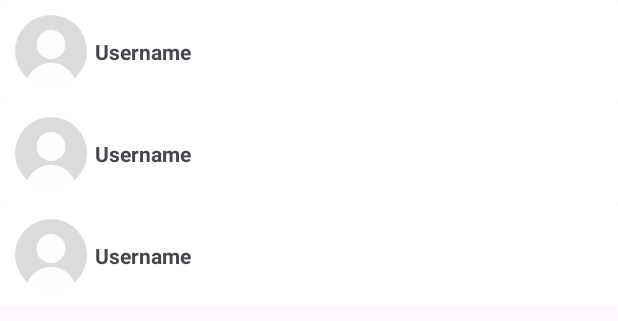
After one commit to AytanGuliyeva/GlobeTrotter, an Android app: the layout fragment_people_visits.xml on its own in the app's theme, with its tools: preview values and no code run, on a phone screen of 412 x 824 dp. The commit adds this screen. Shown: the top 321 px of the screen. Run offline under Robolectric (Android 15) with nearby library versions, the phone set to English and light mode, and no system bars.

Commit message:
people visits

```diff
--- a/app/build.gradle.kts
+++ b/app/build.gradle.kts
@@ -78,7 +78,8 @@ dependencies {
     implementation("androidx.swiperefreshlayout:swiperefreshlayout:1.1.0")
 
     //story progress bar
-   // implementation ("com.github.shts:StoriesProgressView:3.0.0")
+  // implementation ("com.github.shts:StoriesProgressView:3.0.0")
+
 
 
     implementation(libs.androidx.core.ktx)
--- /dev/null
+++ b/app/src/main/java/com/example/globetrotter/ui/discoverActivities/story/StoryViewModel.kt
@@ -0,0 +1,4 @@
+package com.example.globetrotter.ui.discoverActivities.story
+
+class StoryViewModel {
+}
--- /dev/null
+++ b/app/src/main/res/layout/fragment_people_visits.xml
@@ -0,0 +1,21 @@
+<?xml version="1.0" encoding="utf-8"?>
+<androidx.constraintlayout.widget.ConstraintLayout xmlns:android="http://schemas.android.com/apk/res/android"
+    xmlns:tools="http://schemas.android.com/tools"
+    android:layout_width="match_parent"
+    android:layout_height="match_parent"
+    xmlns:app="http://schemas.android.com/apk/res-auto"
+    tools:context=".ui.placesDetail.peopleVisits.PeopleVisitsFragment">
+
+    <androidx.recyclerview.widget.RecyclerView
+        android:id="@+id/rvPeople"
+        android:layout_width="match_parent"
+        android:layout_height="match_parent"
+        android:orientation="vertical"
+        app:layout_constraintStart_toStartOf="parent"
+        app:layout_constraintEnd_toEndOf="parent"
+        app:layout_constraintTop_toTopOf="parent"
+        tools:listitem="@layout/item_people_visits"
+        app:layoutManager="androidx.recyclerview.widget.LinearLayoutManager"
+        app:layout_constraintBottom_toBottomOf="parent"/>
+
+</androidx.constraintlayout.widget.ConstraintLayout>
--- /dev/null
+++ b/app/src/main/res/layout/item_people_visits.xml
@@ -0,0 +1,36 @@
+<?xml version="1.0" encoding="utf-8"?>
+<androidx.cardview.widget.CardView
+    xmlns:android="http://schemas.android.com/apk/res/android"
+    xmlns:app="http://schemas.android.com/apk/res-auto"
+    android:layout_width="match_parent"
+    android:layout_height="wrap_content"
+    app:cardElevation="0dp"
+    >
+    <androidx.constraintlayout.widget.ConstraintLayout
+        android:layout_width="match_parent"
+        android:layout_height="match_parent">
+
+        <de.hdodenhof.circleimageview.CircleImageView
+            android:id="@+id/imgProfile"
+            android:layout_width="48dp"
+            android:layout_height="48dp"
+            android:layout_margin="10dp"
+            android:src="@drawable/profile_photo_default"
+            app:layout_constraintBottom_toBottomOf="parent"
+            app:layout_constraintStart_toStartOf="parent"
+            app:layout_constraintTop_toTopOf="parent" />
+        <TextView
+            android:id="@+id/txtUsername"
+            android:layout_width="wrap_content"
+            android:layout_height="wrap_content"
+            app:layout_constraintStart_toEndOf="@+id/imgProfile"
+            app:layout_constraintTop_toTopOf="parent"
+            app:layout_constraintBottom_toBottomOf="parent"
+            android:text="Username"
+            android:textStyle="bold"
+            android:layout_marginStart="5dp"/>
+
+    </androidx.constraintlayout.widget.ConstraintLayout>
+
+
+</androidx.cardview.widget.CardView>
--- a/settings.gradle.kts
+++ b/settings.gradle.kts
@@ -16,9 +16,9 @@ dependencyResolutionManagement {
     repositories {
         google()
         mavenCentral()
-        maven {
-            url = uri("https://jitpack.io")
-        }
+        maven { url = uri("https://jitpack.io") }
+
+
     }
 }
 
```
Also changed, not shown: app/src/main/java/com/example/globetrotter/StoryFragment.kt (added, +59 -0 lines), app/src/main/java/com/example/globetrotter/ui/addYourTravel/AddYourTravelFragment.kt (+1 -78 lines), app/src/main/java/com/example/globetrotter/ui/placesDetail/PlacesDetailFragment.kt (+28 -5 lines), app/src/main/java/com/example/globetrotter/ui/placesDetail/PlacesDetailViewModel.kt (+41 -1 lines), app/src/main/java/com/example/globetrotter/ui/placesDetail/peopleVisits/PeopleVisitsFragment.kt (added, +23 -0 lines), app/src/main/java/com/example/globetrotter/ui/placesDetail/peopleVisits/PeopleVisitsViewModel.kt (added, +7 -0 lines), app/src/main/res/layout/fragment_discover_activities.xml (+1 -24 lines), app/src/main/res/layout/fragment_places_detail.xml (+10 -5 lines), app/src/main/res/layout/fragment_story.xml (added, +10 -0 lines), app/src/main/res/navigation/nav_graph.xml (+10 -0 lines).
